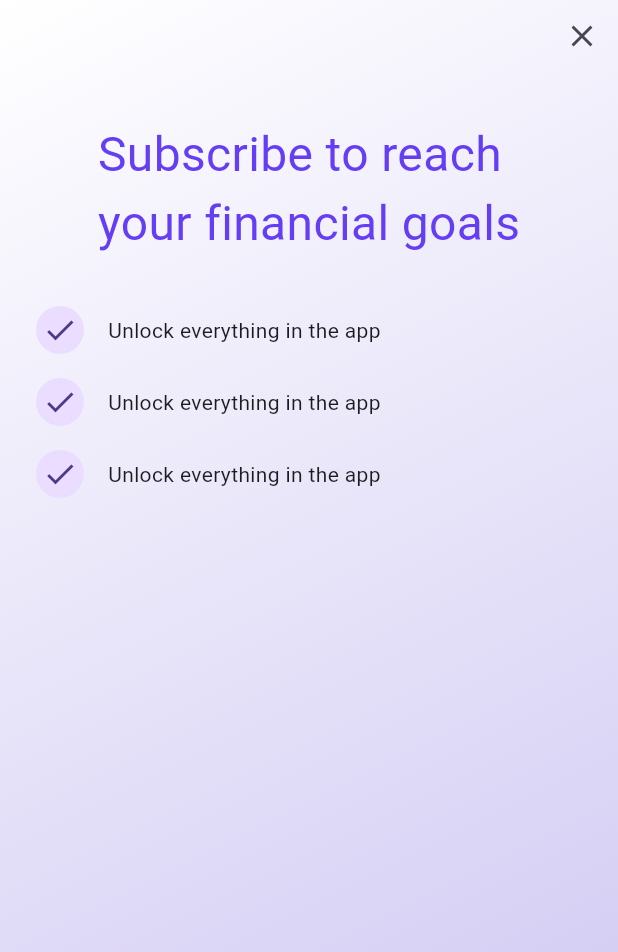
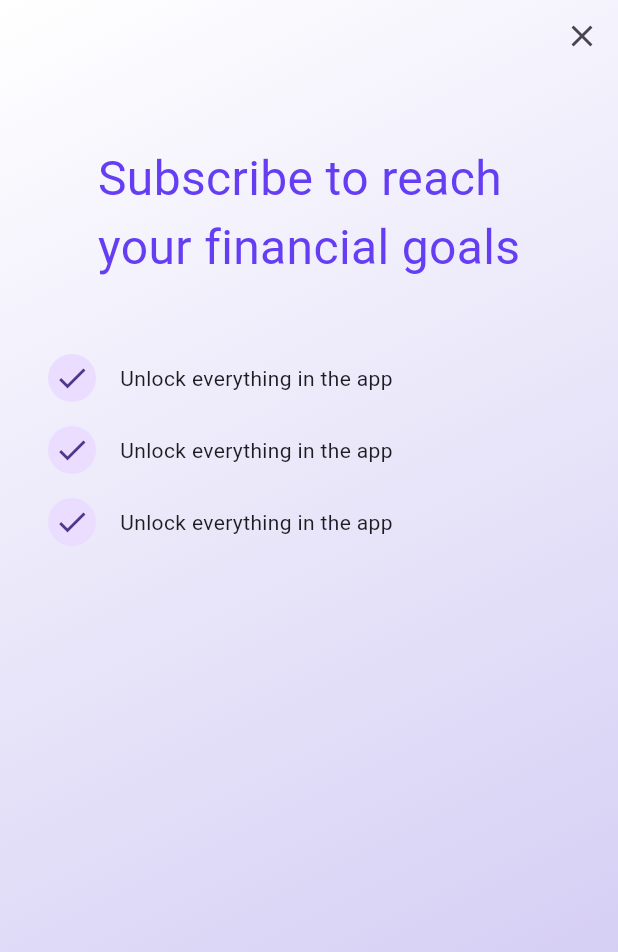
Before and after one commit to JAICHANGPARK/flutter_notebook_chapter_43, a Flutter app: the PaywallScreen screen opened directly, on a phone screen of 412 x 824 dp. Shown: the top 952 px of the screen. Run offline on Flutter 3.47's test engine with Material 3 defaults, Android fonts, the phone set to English and light mode, and no system bars; our stand-ins replace gap.

Commit message:
Update paywall_screen.dart

```diff
--- a/lib/ep2154_paywall_screen/views/paywall_screen.dart
+++ b/lib/ep2154_paywall_screen/views/paywall_screen.dart
@@ -44,7 +44,7 @@ class _PaywallScreenState extends State<PaywallScreen> {
                     ),
                   ),
                   Padding(
-                    padding: const EdgeInsets.symmetric(vertical: 32),
+                    padding: const EdgeInsets.symmetric(vertical: 48),
                     child: Center(
                       child: Text(
                         "Subscribe to reach\nyour financial goals",
@@ -57,7 +57,7 @@ class _PaywallScreenState extends State<PaywallScreen> {
                   ),
                   Padding(
                     padding: const EdgeInsets.only(
-                      left: 24,
+                      left: 32,
                     ),
                     child: Column(
                       spacing: 16,
```
